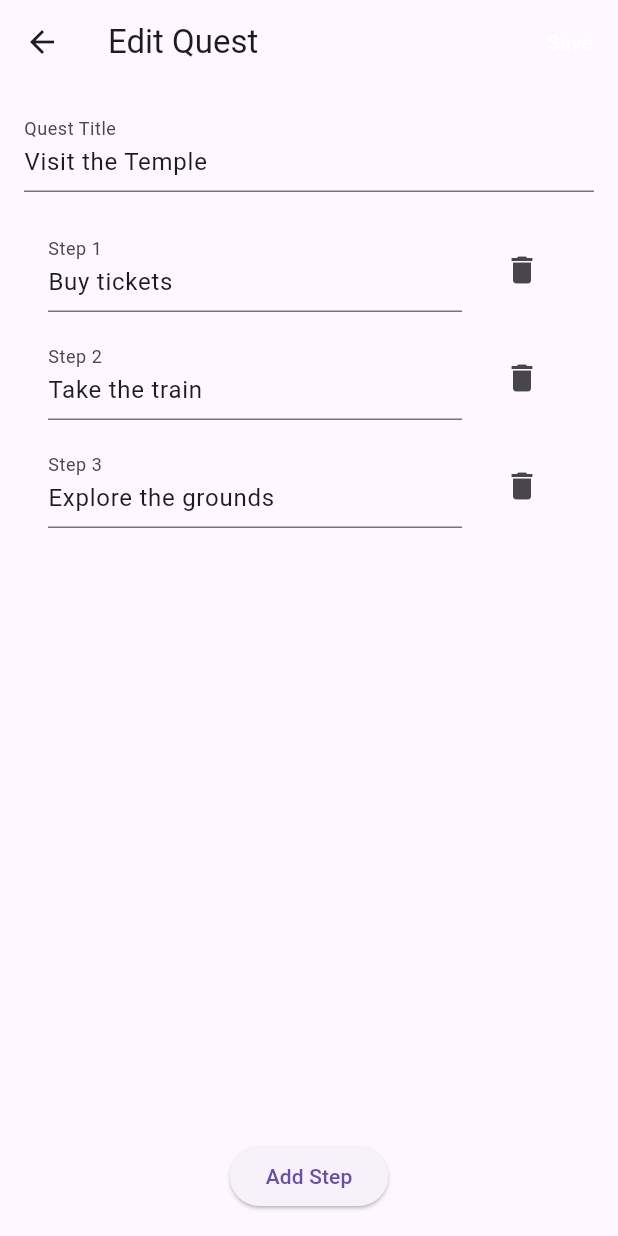
After one commit to mtklein/questlog, a Flutter app: the screen it shows after launch, after a tap on the "edit" icon, on a phone screen of 412 x 824 dp. The commit adds this screen. Run offline on Flutter 3.47's test engine with Material 3 defaults, Android fonts, the phone set to English and light mode, and no system bars; our stand-ins replace webview_flutter.

Commit message:
Add quest editing, active selection, map markers, and persistence

```diff
--- a/lib/main.dart
+++ b/lib/main.dart
@@ -1,6 +1,9 @@
 import 'package:flutter/material.dart';
+import 'dart:convert';
+import 'package:webview_flutter/webview_flutter.dart';
 import 'models/quest.dart';
-import 'package:webview_flutter/webview_flutter.dart';
+import 'quest_editor.dart';
+import 'storage.dart';
 
 void main() => runApp(const QuestLogApp());
 
@@ -26,13 +29,96 @@ class HomeScreen extends StatefulWidget {
 
 class _HomeScreenState extends State<HomeScreen> {
   int _index = 0;
+  final _storage = QuestStorage();
+  List<Quest> _quests = [];
+
+  @override
+  void initState() {
+    super.initState();
+    _load();
+  }
+
+  Future<void> _load() async {
+    final loaded = await _storage.load();
+    if (loaded.isEmpty) {
+      loaded.addAll([
+        Quest('Visit the Temple', [
+          QuestStep('Buy tickets', latitude: 35.0, longitude: -120.0),
+          QuestStep('Take the train'),
+          QuestStep('Explore the grounds', latitude: 35.1, longitude: -120.1),
+        ]),
+        Quest('Daily Workout', [
+          QuestStep('Warm-up'),
+          QuestStep('Run 5k'),
+          QuestStep('Stretch'),
+        ]),
+      ]);
+    }
+    setState(() {
+      _quests = loaded;
+    });
+  }
+
+  Future<void> _save() async => _storage.save(_quests);
+
+  Quest? get _activeQuest {
+    for (final q in _quests) {
+      if (q.active) return q;
+    }
+    return null;
+  }
+
+  void _setActive(Quest quest) {
+    setState(() {
+      for (final q in _quests) {
+        q.active = q == quest;
+      }
+    });
+    _save();
+  }
+
+  Future<void> _addQuest() async {
+    final quest = await Navigator.of(context)
+        .push<Quest>(MaterialPageRoute(builder: (_) => const QuestEditor()));
+    if (quest != null) {
+      setState(() {
+        _quests.add(quest);
+      });
+      _save();
+    }
+  }
+
+  Future<void> _editQuest(int index) async {
+    final quest = _quests[index];
+    final updated = await Navigator.of(context).push<Quest>(
+        MaterialPageRoute(builder: (_) => QuestEditor(quest: quest)));
+    if (updated != null) {
+      setState(() {
+        _quests[index] = updated;
+      });
+      _save();
+    }
+  }
+
+  void _deleteQuest(int index) {
+    setState(() {
+      _quests.removeAt(index);
+    });
+    _save();
+  }
 
   Widget _pageForIndex(int index) {
     switch (index) {
       case 0:
-        return QuestListScreen();
+        return QuestListScreen(
+          quests: _quests,
+          onAdd: _addQuest,
+          onEdit: _editQuest,
+          onDelete: _deleteQuest,
+          onSetActive: _setActive,
+        );
       case 1:
-        return const MapScreen();
+        return MapScreen(activeQuest: _activeQuest);
       default:
         return Container();
     }
@@ -55,27 +141,41 @@ class _HomeScreenState extends State<HomeScreen> {
 }
 
 class QuestListScreen extends StatelessWidget {
-  QuestListScreen({Key? key}) : super(key: key);
+  final List<Quest> quests;
+  final VoidCallback onAdd;
+  final void Function(int) onEdit;
+  final void Function(int) onDelete;
+  final void Function(Quest) onSetActive;
 
-  final List<Quest> quests = [
-    Quest('Visit the Temple', [
-      QuestStep('Buy tickets'),
-      QuestStep('Take the train'),
-      QuestStep('Explore the grounds'),
-    ]),
-    Quest('Daily Workout', [
-      QuestStep('Warm-up'),
-      QuestStep('Run 5k'),
-      QuestStep('Stretch'),
-    ]),
-  ];
+  const QuestListScreen({
+    Key? key,
+    required this.quests,
+    required this.onAdd,
+    required this.onEdit,
+    required this.onDelete,
+    required this.onSetActive,
+  }) : super(key: key);
 
   @override
   Widget build(BuildContext context) {
     return Scaffold(
-      appBar: AppBar(title: const Text('QuestLog')),
-      body: ListView(
-        children: quests.map((q) => QuestWidget(quest: q)).toList(),
+      appBar: AppBar(
+        title: const Text('QuestLog'),
+        actions: [
+          IconButton(onPressed: onAdd, icon: const Icon(Icons.add)),
+        ],
+      ),
+      body: ListView.builder(
+        itemCount: quests.length,
+        itemBuilder: (context, index) {
+          final quest = quests[index];
+          return QuestWidget(
+            quest: quest,
+            onEdit: () => onEdit(index),
+            onDelete: () => onDelete(index),
+            onSetActive: () => onSetActive(quest),
+          );
+        },
       ),
     );
   }
@@ -83,7 +183,16 @@ class QuestListScreen extends StatelessWidget {
 
 class QuestWidget extends StatefulWidget {
   final Quest quest;
-  const QuestWidget({Key? key, required this.quest}) : super(key: key);
+  final VoidCallback onEdit;
+  final VoidCallback onDelete;
+  final VoidCallback onSetActive;
+  const QuestWidget({
+    Key? key,
+    required this.quest,
+    required this.onEdit,
+    required this.onDelete,
+    required this.onSetActive,
+  }) : super(key: key);
 
   @override
   State<QuestWidget> createState() => _QuestWidgetState();
@@ -94,7 +203,18 @@ class _QuestWidgetState extends State<QuestWidget> {
   Widget build(BuildContext context) {
     final quest = widget.quest;
     return ExpansionTile(
-      title: Text(quest.title),
+      title: Row(
+        children: [
+          Expanded(child: Text(quest.title)),
+          IconButton(icon: const Icon(Icons.edit), onPressed: widget.onEdit),
+          IconButton(
+              icon: const Icon(Icons.delete), onPressed: widget.onDelete),
+          IconButton(
+            icon: Icon(quest.active ? Icons.star : Icons.star_border),
+            onPressed: widget.onSetActive,
+          ),
+        ],
+      ),
       children: quest.steps
           .map(
             (s) => CheckboxListTile(
@@ -113,7 +233,8 @@ class _QuestWidgetState extends State<QuestWidget> {
 }
 
 class MapScreen extends StatefulWidget {
-  const MapScreen({Key? key}) : super(key: key);
+  final Quest? activeQuest;
+  const MapScreen({Key? key, this.activeQuest}) : super(key: key);
 
   @override
   State<MapScreen> createState() => _MapScreenState();
@@ -122,12 +243,57 @@ class MapScreen extends StatefulWidget {
 class _MapScreenState extends State<MapScreen> {
   late final WebViewController _controller;
 
+  String _htmlForQuest(Quest quest) {
+    final stepsWithLoc =
+        quest.steps.where((s) => s.latitude != null && s.longitude != null);
+    final first = stepsWithLoc.isNotEmpty ? stepsWithLoc.first : null;
+    final markers = stepsWithLoc
+        .map((s) =>
+            "L.marker([${s.latitude},${s.longitude}]).addTo(map).bindPopup(${jsonEncode(s.title)});")
+        .join();
+    final centerLat = first?.latitude ?? 0;
+    final centerLng = first?.longitude ?? 0;
+    return '''
+<!DOCTYPE html>
+<html>
+<head>
+  <meta name="viewport" content="width=device-width, initial-scale=1.0">
+  <link rel="stylesheet" href="https://unpkg.com/leaflet@1.9.4/dist/leaflet.css"/>
+  <script src="https://unpkg.com/leaflet@1.9.4/dist/leaflet.js"></script>
+</head>
+<body style="margin:0">
+  <div id="map" style="height:100vh;"></div>
+  <script>
+    var map = L.map('map').setView([$centerLat, $centerLng], 13);
+    L.tileLayer('https://tile.openstreetmap.org/{z}/{x}/{y}.png', {
+      attribution: '© OpenStreetMap contributors'
+    }).addTo(map);
+    $markers
+  </script>
+</body>
+</html>
+''';
+  }
+
   @override
   void initState() {
     super.initState();
     _controller = WebViewController()
-      ..setJavaScriptMode(JavaScriptMode.unrestricted)
-      ..loadRequest(Uri.parse('https://www.openstreetmap.org'));
+      ..setJavaScriptMode(JavaScriptMode.unrestricted);
+    if (widget.activeQuest != null) {
+      _controller.loadHtmlString(_htmlForQuest(widget.activeQuest!));
+    } else {
+      _controller.loadRequest(Uri.parse('https://www.openstreetmap.org'));
+    }
+  }
+
+  @override
+  void didUpdateWidget(covariant MapScreen oldWidget) {
+    super.didUpdateWidget(oldWidget);
+    if (widget.activeQuest != oldWidget.activeQuest &&
+        widget.activeQuest != null) {
+      _controller.loadHtmlString(_htmlForQuest(widget.activeQuest!));
+    }
   }
 
   @override
--- a/lib/models/quest.dart
+++ b/lib/models/quest.dart
@@ -1,13 +1,47 @@
+import 'dart:convert';
+
 class QuestStep {
-  final String title;
+  String title;
   bool completed;
+  double? latitude;
+  double? longitude;
 
-  QuestStep(this.title, {this.completed = false});
+  QuestStep(this.title,
+      {this.completed = false, this.latitude, this.longitude});
+
+  QuestStep.fromJson(Map<String, dynamic> json)
+      : title = json['title'],
+        completed = json['completed'] ?? false,
+        latitude = (json['latitude'] as num?)?.toDouble(),
+        longitude = (json['longitude'] as num?)?.toDouble();
+
+  Map<String, dynamic> toJson() => {
+        'title': title,
+        'completed': completed,
+        if (latitude != null) 'latitude': latitude,
+        if (longitude != null) 'longitude': longitude,
+      };
 }
 
 class Quest {
-  final String title;
-  final List<QuestStep> steps;
+  String title;
+  List<QuestStep> steps;
+  bool active;
 
-  Quest(this.title, this.steps);
+  Quest(this.title, this.steps, {this.active = false});
+
+  Quest.fromJson(Map<String, dynamic> json)
+      : title = json['title'],
+        active = json['active'] ?? false,
+        steps =
+            (json['steps'] as List).map((e) => QuestStep.fromJson(e)).toList();
+
+  Map<String, dynamic> toJson() => {
+        'title': title,
+        'active': active,
+        'steps': steps.map((e) => e.toJson()).toList(),
+      };
+
+  @override
+  String toString() => jsonEncode(toJson());
 }
--- /dev/null
+++ b/lib/quest_editor.dart
@@ -0,0 +1,93 @@
+import 'package:flutter/material.dart';
+import 'models/quest.dart';
+
+class QuestEditor extends StatefulWidget {
+  final Quest? quest;
+  const QuestEditor({super.key, this.quest});
+
+  @override
+  State<QuestEditor> createState() => _QuestEditorState();
+}
+
+class _QuestEditorState extends State<QuestEditor> {
+  late TextEditingController _title;
+  late List<QuestStep> _steps;
+
+  @override
+  void initState() {
+    super.initState();
+    _title = TextEditingController(text: widget.quest?.title ?? '');
+    _steps = widget.quest != null
+        ? widget.quest!.steps
+            .map((s) => QuestStep(s.title, completed: s.completed))
+            .toList()
+        : [];
+  }
+
+  void _addStep() {
+    setState(() {
+      _steps.add(QuestStep(''));
+    });
+  }
+
+  @override
+  Widget build(BuildContext context) {
+    return Scaffold(
+      appBar: AppBar(
+        title: Text(widget.quest == null ? 'New Quest' : 'Edit Quest'),
+        actions: [
+          TextButton(
+            onPressed: () {
+              Navigator.of(context).pop(
+                Quest(_title.text, _steps),
+              );
+            },
+            child: const Text('Save', style: TextStyle(color: Colors.white)),
+          )
+        ],
+      ),
+      body: Padding(
+        padding: const EdgeInsets.all(16),
+        child: Column(
+          children: [
+            TextField(
+              controller: _title,
+              decoration: const InputDecoration(labelText: 'Quest Title'),
+            ),
+            const SizedBox(height: 16),
+            Expanded(
+              child: ListView.builder(
+                itemCount: _steps.length,
+                itemBuilder: (context, index) {
+                  final step = _steps[index];
+                  return ListTile(
+                    title: TextField(
+                      controller: TextEditingController(text: step.title)
+                        ..selection =
+                            TextSelection.collapsed(offset: step.title.length),
+                      onChanged: (val) => step.title = val,
+                      decoration:
+                          InputDecoration(labelText: 'Step ${index + 1}'),
+                    ),
+                    trailing: IconButton(
+                      icon: const Icon(Icons.delete),
+                      onPressed: () {
+                        setState(() {
+                          _steps.removeAt(index);
+                        });
+                      },
+                    ),
+                  );
+                },
+              ),
+            ),
+            ElevatedButton(
+              onPressed: _addStep,
+              child: const Text('Add Step'),
+            ),
+          ],
+        ),
+      ),
+    );
+  }
+}
--- /dev/null
+++ b/lib/storage.dart
@@ -0,0 +1,26 @@
+import 'dart:convert';
+import 'dart:io';
+
+import 'models/quest.dart';
+
+class QuestStorage {
+  final String fileName;
+  QuestStorage({this.fileName = 'quests.json'});
+
+  Future<File> _file() async {
+    final directory = Directory.current;
+    return File('${directory.path}/$fileName');
+  }
+
+  Future<List<Quest>> load() async {
+    final f = await _file();
+    if (!await f.exists()) return [];
+    final data = jsonDecode(await f.readAsString()) as List<dynamic>;
+    return data.map((e) => Quest.fromJson(e)).toList();
+  }
+
+  Future<void> save(List<Quest> quests) async {
+    final f = await _file();
+    await f.writeAsString(jsonEncode(quests.map((e) => e.toJson()).toList()));
+  }
+}
```
Also changed, not shown: 2 other files.
